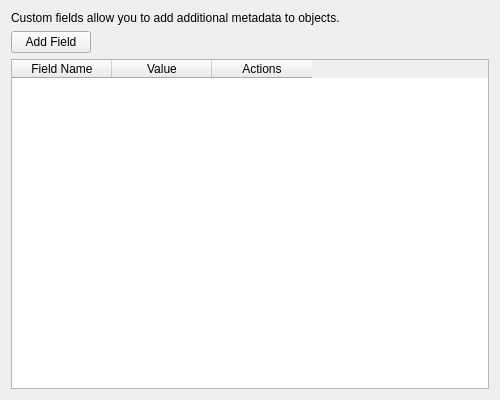
First picture: the form in src/xenadmin-ui/settingspanels/customfieldsdisplaypage.ui, repository benapetr/XenAdminQt, before the edit.
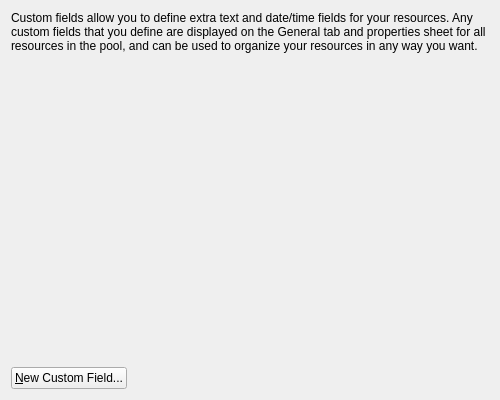
Second picture: the form after the edit.

Commit message:
Define custom fields on the pool like C#
Port AddCustomFieldAction, RemoveCustomFieldAction and SaveCustomFieldsAction
and NewCustomFieldDialog, and rebuild the Custom Fields page around the
pool's definition list (gui_config XenCenter.CustomFields), so fields added
or removed here are seen by other clients. Removing a field also clears its
values; dates are stored in UTC in C#'s format.

The edit to the form file:
```diff
--- a/src/xenadmin-ui/settingspanels/customfieldsdisplaypage.ui
+++ b/src/xenadmin-ui/settingspanels/customfieldsdisplaypage.ui
@@ -14,7 +14,7 @@
    <item>
     <widget class="QLabel" name="labelInfo">
      <property name="text">
-      <string>Custom fields allow you to add additional metadata to objects.</string>
+      <string>Custom fields allow you to define extra text and date/time fields for your resources. Any custom fields that you define are displayed on the General tab and properties sheet for all resources in the pool, and can be used to organize your resources in any way you want.</string>
      </property>
      <property name="wordWrap">
       <bool>true</bool>
@@ -22,11 +22,31 @@
     </widget>
    </item>
    <item>
-    <layout class="QHBoxLayout" name="horizontalLayout">
+    <widget class="QScrollArea" name="scrollArea">
+     <property name="frameShape">
+      <enum>QFrame::NoFrame</enum>
+     </property>
+     <property name="widgetResizable">
+      <bool>true</bool>
+     </property>
+     <widget class="QWidget" name="fieldsWidget">
+      <layout class="QGridLayout" name="fieldsLayout" columnstretch="0,1,0">
+       <property name="leftMargin">
+        <number>0</number>
+       </property>
+       <property name="rightMargin">
+        <number>0</number>
+       </property>
+      </layout>
+     </widget>
+    </widget>
+   </item>
+   <item>
+    <layout class="QHBoxLayout" name="buttonLayout">
      <item>
       <widget class="QPushButton" name="buttonAdd">
        <property name="text">
-        <string>Add Field</string>
+        <string>&amp;New Custom Field...</string>
        </property>
       </widget>
      </item>
@@ -45,31 +65,6 @@
      </item>
     </layout>
    </item>
-   <item>
-    <widget class="QTableWidget" name="tableWidgetFields">
-     <property name="columnCount">
-      <number>3</number>
-     </property>
-     <attribute name="verticalHeaderVisible">
-      <bool>false</bool>
-     </attribute>
-     <column>
-      <property name="text">
-       <string>Field Name</string>
-      </property>
-     </column>
-     <column>
-      <property name="text">
-       <string>Value</string>
-      </property>
-     </column>
-     <column>
-      <property name="text">
-       <string>Actions</string>
-      </property>
-     </column>
-    </widget>
-   </item>
   </layout>
  </widget>
  <resources/>
```
The commit also changes 18 other files.
